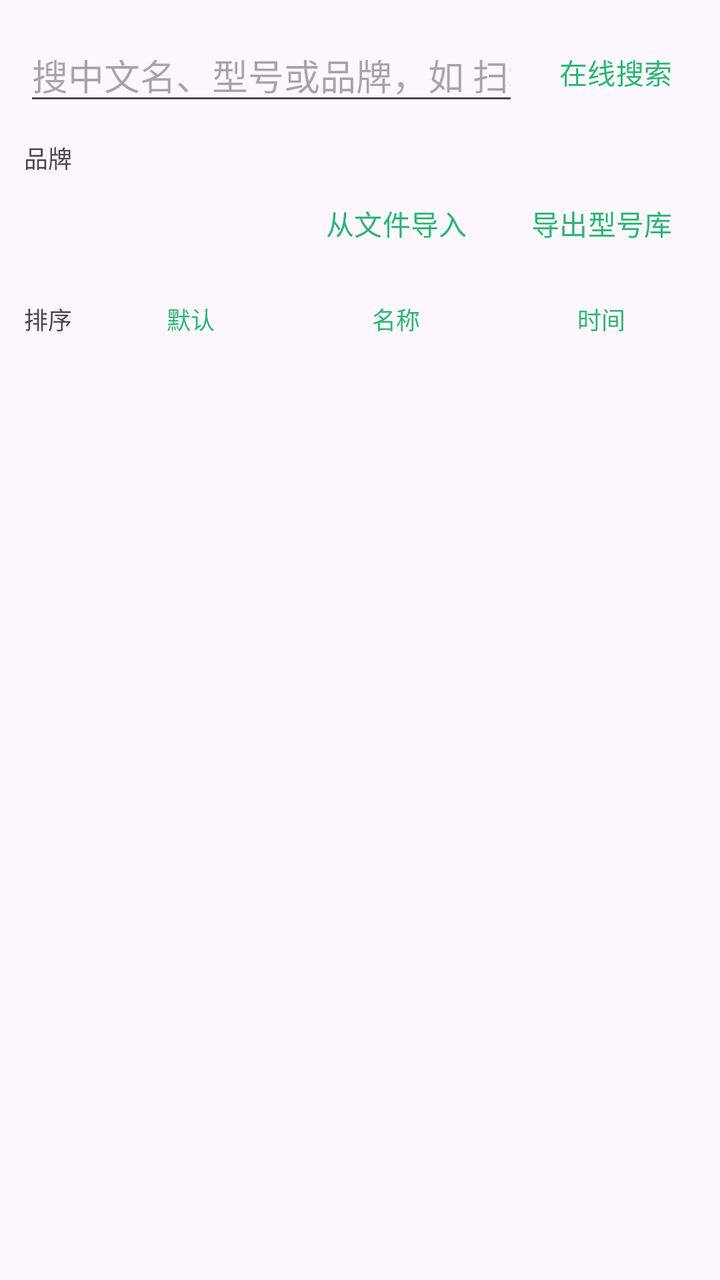
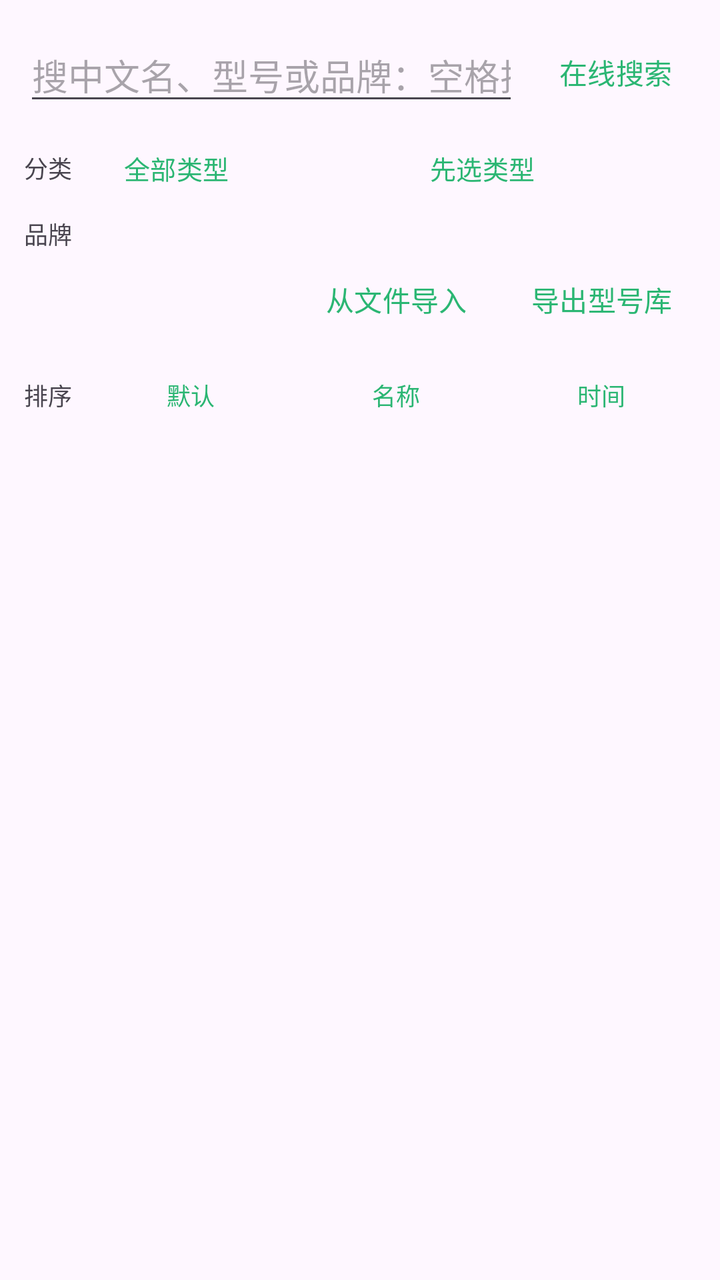

An Android layout rendered at two revisions. The XML below is the earlier revision; the diff shows what the commit changed to produce the second picture.
<!-- AndroidManifest.xml: application theme Theme.MijiaSim -->
<!-- res/layout/activity_model_library.xml -->
<?xml version="1.0" encoding="utf-8"?>
<LinearLayout xmlns:android="http://schemas.android.com/apk/res/android"
    android:layout_width="match_parent"
    android:layout_height="match_parent"
    android:focusable="true"
    android:focusableInTouchMode="true"
    android:orientation="vertical"
    android:padding="12dp">

    <LinearLayout
        android:layout_width="match_parent"
        android:layout_height="wrap_content"
        android:gravity="center_vertical"
        android:orientation="horizontal">

        <EditText
            android:id="@+id/input_model_query"
            android:layout_width="0dp"
            android:layout_height="wrap_content"
            android:layout_weight="1"
            android:hint="@string/hint_model_search"
            android:inputType="text"
            android:maxLines="1" />

        <Button
            android:id="@+id/btn_search_online"
            style="?android:attr/buttonBarButtonStyle"
            android:layout_width="wrap_content"
            android:layout_height="wrap_content"
            android:text="@string/action_search_online" />
    </LinearLayout>

    <HorizontalScrollView
        android:id="@+id/cat_scroll"
        android:layout_width="match_parent"
        android:layout_height="wrap_content"
        android:scrollbars="none">

        <LinearLayout
            android:id="@+id/cat_chips"
            android:layout_width="wrap_content"
            android:layout_height="wrap_content"
            android:gravity="center_vertical"
            android:orientation="horizontal"
            android:paddingTop="4dp"
            android:paddingBottom="2dp" />
    </HorizontalScrollView>

    <HorizontalScrollView
        android:id="@+id/sub_scroll"
        android:layout_width="match_parent"
        android:layout_height="wrap_content"
        android:scrollbars="none">

        <LinearLayout
            android:id="@+id/sub_chips"
            android:layout_width="wrap_content"
            android:layout_height="wrap_content"
            android:gravity="center_vertical"
            android:orientation="horizontal"
            android:paddingBottom="4dp" />
    </HorizontalScrollView>

    
    <LinearLayout
        android:layout_width="match_parent"
        android:layout_height="wrap_content"
        android:gravity="center_vertical"
        android:orientation="horizontal">

        <TextView
            android:layout_width="wrap_content"
            android:layout_height="wrap_content"
            android:paddingEnd="6dp"
            android:text="@string/label_brand"
            android:textSize="12sp" />

        <HorizontalScrollView
            android:id="@+id/brand_scroll"
            android:layout_width="0dp"
            android:layout_height="wrap_content"
            android:layout_weight="1"
            android:scrollbars="none">

            <LinearLayout
                android:id="@+id/brand_chips"
                android:layout_width="wrap_content"
                android:layout_height="wrap_content"
                android:gravity="center_vertical"
                android:orientation="horizontal"
                android:paddingBottom="4dp" />
        </HorizontalScrollView>
    </LinearLayout>

    <LinearLayout
        android:layout_width="match_parent"
        android:layout_height="wrap_content"
        android:gravity="center_vertical"
        android:orientation="horizontal">

        <TextView
            android:id="@+id/library_hint"
            android:layout_width="0dp"
            android:layout_height="wrap_content"
            android:layout_weight="1"
            android:textSize="13sp" />

        <Button
            android:id="@+id/btn_import_file"
            style="?android:attr/buttonBarButtonStyle"
            android:layout_width="wrap_content"
            android:layout_height="wrap_content"
            android:text="@string/action_import_spec_file" />

        <Button
            android:id="@+id/btn_export_all"
            style="?android:attr/buttonBarButtonStyle"
            android:layout_width="wrap_content"
            android:layout_height="wrap_content"
            android:text="@string/action_export_specs" />
    </LinearLayout>

    
    <LinearLayout
        android:layout_width="match_parent"
        android:layout_height="wrap_content"
        android:gravity="center_vertical"
        android:orientation="horizontal">

        <TextView
            android:layout_width="wrap_content"
            android:layout_height="wrap_content"
            android:paddingEnd="4dp"
            android:text="@string/label_sort"
            android:textSize="12sp" />

        <Button
            android:id="@+id/btn_sort_default"
            style="?android:attr/buttonBarButtonStyle"
            android:layout_width="0dp"
            android:layout_height="wrap_content"
            android:layout_weight="1"
            android:minWidth="0dp"
            android:text="@string/sort_default"
            android:textSize="12sp" />

        <Button
            android:id="@+id/btn_sort_name"
            style="?android:attr/buttonBarButtonStyle"
            android:layout_width="0dp"
            android:layout_height="wrap_content"
            android:layout_weight="1"
            android:minWidth="0dp"
            android:text="@string/sort_name"
            android:textSize="12sp" />

        <Button
            android:id="@+id/btn_sort_time"
            style="?android:attr/buttonBarButtonStyle"
            android:layout_width="0dp"
            android:layout_height="wrap_content"
            android:layout_weight="1"
            android:minWidth="0dp"
            android:text="@string/sort_time"
            android:textSize="12sp" />
    </LinearLayout>

    <androidx.recyclerview.widget.RecyclerView
        android:id="@+id/model_list"
        android:layout_width="match_parent"
        android:layout_height="0dp"
        android:layout_weight="1"
        android:scrollbars="vertical" />

    <TextView
        android:id="@+id/online_result"
        android:layout_width="match_parent"
        android:layout_height="wrap_content"
        android:maxLines="4"
        android:scrollbars="vertical"
        android:textSize="13sp" />

</LinearLayout>
<!-- resources referenced by this layout -->
<resources>
  <string name="action_export_specs">导出型号库</string>
  <string name="action_import_spec_file">从文件导入</string>
  <string name="action_search_online">在线搜索</string>
  <string name="hint_model_search">搜中文名、型号或品牌，如 扫地机器人 / 小米 / mijia.vacuum</string>
  <string name="label_brand">品牌</string>
  <string name="label_sort">排序</string>
  <string name="sort_default">默认</string>
  <string name="sort_name">名称</string>
  <string name="sort_time">时间</string>
  <style name="Theme.MijiaSim" parent="Theme.Material3.DayNight">
          <item name="colorPrimary">@color/accent</item>
          <item name="android:statusBarColor">@android:color/transparent</item>
      </style>
  <color name="accent">#FF2bb673</color>
</resources>

<!-- the commit's change to res/layout/activity_model_library.xml (unified diff, before → after) -->
@@ -30,36 +30,42 @@
             android:text="@string/action_search_online" />
     </LinearLayout>
 
-    <HorizontalScrollView
-        android:id="@+id/cat_scroll"
+    
+    <LinearLayout
         android:layout_width="match_parent"
         android:layout_height="wrap_content"
-        android:scrollbars="none">
+        android:gravity="center_vertical"
+        android:orientation="horizontal">
 
-        <LinearLayout
-            android:id="@+id/cat_chips"
+        <TextView
             android:layout_width="wrap_content"
             android:layout_height="wrap_content"
-            android:gravity="center_vertical"
-            android:orientation="horizontal"
-            android:paddingTop="4dp"
-            android:paddingBottom="2dp" />
-    </HorizontalScrollView>
+            android:paddingEnd="6dp"
+            android:text="@string/label_cat"
+            android:textSize="12sp" />
 
-    <HorizontalScrollView
-        android:id="@+id/sub_scroll"
-        android:layout_width="match_parent"
-        android:layout_height="wrap_content"
-        android:scrollbars="none">
+        <Button
+            android:id="@+id/btn_pick_cat"
+            style="?android:attr/buttonBarButtonStyle"
+            android:layout_width="0dp"
+            android:layout_height="wrap_content"
+            android:layout_weight="1"
+            android:gravity="start|center_vertical"
+            android:minWidth="0dp"
+            android:text="@string/filter_all_cats"
+            android:textSize="13sp" />
 
-        <LinearLayout
-            android:id="@+id/sub_chips"
-            android:layout_width="wrap_content"
+        <Button
+            android:id="@+id/btn_pick_sub"
+            style="?android:attr/buttonBarButtonStyle"
+            android:layout_width="0dp"
             android:layout_height="wrap_content"
-            android:gravity="center_vertical"
-            android:orientation="horizontal"
-            android:paddingBottom="4dp" />
-    </HorizontalScrollView>
+            android:layout_weight="1"
+            android:gravity="start|center_vertical"
+            android:minWidth="0dp"
+            android:text="@string/filter_pick_cat_first"
+            android:textSize="13sp" />
+    </LinearLayout>
 
     
     <LinearLayout
<!-- resource entries referenced after the edit -->
@@ -3,8 +3,11 @@
   <string name="action_export_specs">导出型号库</string>
   <string name="action_import_spec_file">从文件导入</string>
   <string name="action_search_online">在线搜索</string>
-  <string name="hint_model_search">搜中文名、型号或品牌，如 扫地机器人 / 小米 / mijia.vacuum</string>
+  <string name="filter_all_cats">全部类型</string>
+  <string name="filter_pick_cat_first">先选类型</string>
+  <string name="hint_model_search">搜中文名、型号或品牌：空格括号不用管，扫地机器人也能搜到扫拖机器人</string>
   <string name="label_brand">品牌</string>
+  <string name="label_cat">分类</string>
   <string name="label_sort">排序</string>
   <string name="sort_default">默认</string>
   <string name="sort_name">名称</string>
